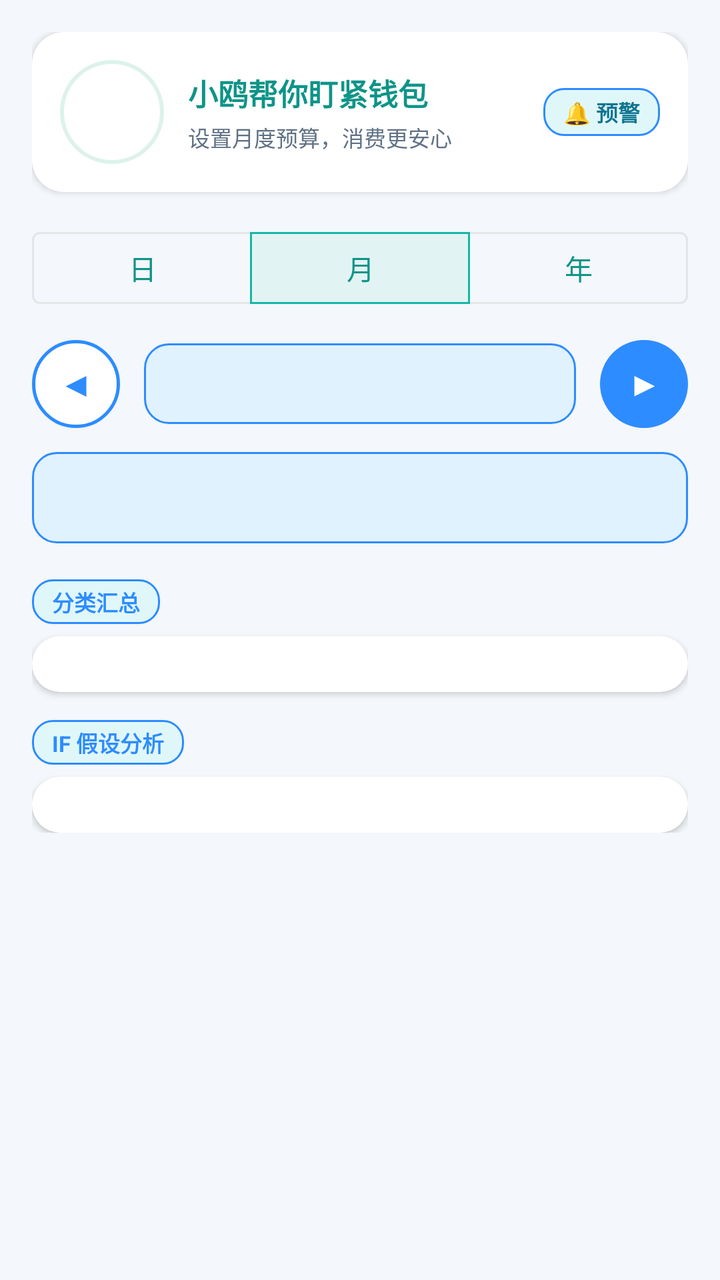
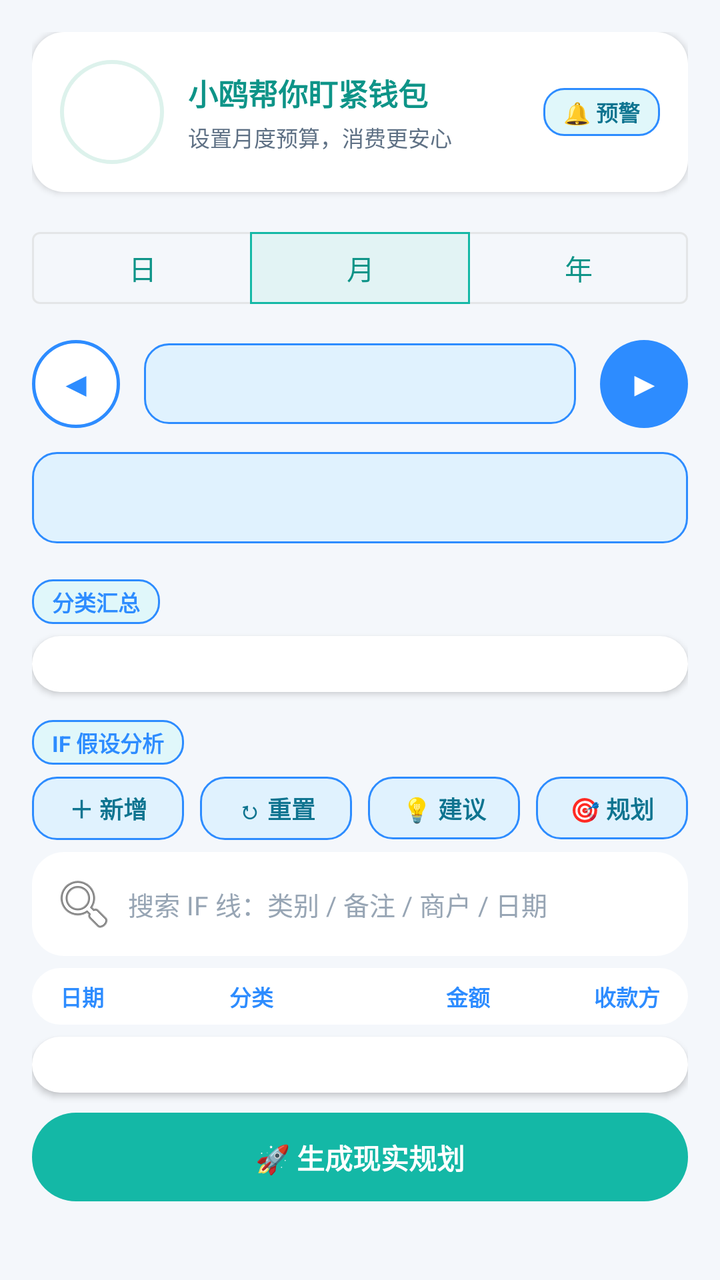

Screens rendered from an Android XML layout before and after an edit, with the pre-edit source and the edit as a unified diff.
<!-- AndroidManifest.xml: application theme Theme.SmartButler -->
<!-- res/layout/fragment_alert.xml -->
<?xml version="1.0" encoding="utf-8"?>
<ScrollView xmlns:android="http://schemas.android.com/apk/res/android"
    xmlns:app="http://schemas.android.com/apk/res-auto"
    android:layout_width="match_parent"
    android:layout_height="match_parent"
    android:background="@color/bg">

    <LinearLayout
        android:layout_width="match_parent"
        android:layout_height="wrap_content"
        android:orientation="vertical"
        android:padding="16dp">

        
        <LinearLayout
            android:layout_width="match_parent"
            android:layout_height="wrap_content"
            android:background="@drawable/bg_card"
            android:elevation="2dp"
            android:gravity="center_vertical"
            android:orientation="horizontal"
            android:padding="14dp">

            <FrameLayout
                android:id="@+id/img_mascot_alert"
                android:layout_width="52dp"
                android:layout_height="52dp"
                android:background="@drawable/bg_mascot_circle"
                android:contentDescription="@string/mascot_name"
                android:padding="3dp" />

            <LinearLayout
                android:layout_width="0dp"
                android:layout_height="wrap_content"
                android:layout_marginStart="12dp"
                android:layout_weight="1"
                android:orientation="vertical">

                <TextView
                    android:id="@+id/tv_mascot_say"
                    android:layout_width="wrap_content"
                    android:layout_height="wrap_content"
                    android:text="小鸥帮你盯紧钱包"
                    android:textColor="@color/primary_dark"
                    android:textSize="15sp"
                    android:textStyle="bold" />

                <TextView
                    android:id="@+id/tv_mascot_say_sub"
                    android:layout_width="wrap_content"
                    android:layout_height="wrap_content"
                    android:layout_marginTop="3dp"
                    android:text="设置月度预算，消费更安心"
                    android:textColor="@color/text_secondary"
                    android:textSize="11sp" />
            </LinearLayout>

            
            <TextView
                android:layout_width="wrap_content"
                android:layout_height="wrap_content"
                android:background="@drawable/bg_factor_chip"
                android:paddingHorizontal="10dp"
                android:paddingVertical="4dp"
                android:text="🔔 预警"
                android:textColor="#0E7490"
                android:textSize="11sp"
                android:textStyle="bold" />
        </LinearLayout>

        
        <com.google.android.material.button.MaterialButtonToggleGroup
            android:id="@+id/toggle_view"
            android:layout_width="match_parent"
            android:layout_height="wrap_content"
            android:layout_marginTop="14dp"
            app:checkedButton="@id/btn_month"
            app:selectionRequired="true"
            app:singleSelection="true">

            <com.google.android.material.button.MaterialButton
                android:id="@+id/btn_day"
                style="?attr/materialButtonOutlinedStyle"
                android:layout_width="0dp"
                android:layout_height="wrap_content"
                android:layout_weight="1"
                android:text="@string/view_day"
                android:textColor="@color/primary_dark" />

            <com.google.android.material.button.MaterialButton
                android:id="@+id/btn_month"
                style="?attr/materialButtonOutlinedStyle"
                android:layout_width="0dp"
                android:layout_height="wrap_content"
                android:layout_weight="1"
                android:text="@string/view_month"
                android:textColor="@color/primary_dark" />

            <com.google.android.material.button.MaterialButton
                android:id="@+id/btn_year"
                style="?attr/materialButtonOutlinedStyle"
                android:layout_width="0dp"
                android:layout_height="wrap_content"
                android:layout_weight="1"
                android:text="@string/view_year"
                android:textColor="@color/primary_dark" />
        </com.google.android.material.button.MaterialButtonToggleGroup>

        
        <LinearLayout
            android:layout_width="match_parent"
            android:layout_height="wrap_content"
            android:layout_marginTop="12dp"
            android:gravity="center_vertical"
            android:orientation="horizontal">

            <TextView
                android:id="@+id/btn_prev"
                android:layout_width="44dp"
                android:layout_height="44dp"
                android:background="@drawable/bg_btn_circle_white"
                android:clickable="true"
                android:focusable="true"
                android:gravity="center"
                android:text="◀"
                android:textColor="#2D8CFF"
                android:textSize="16sp"
                android:textStyle="bold" />

            <TextView
                android:id="@+id/tv_range"
                android:layout_width="0dp"
                android:layout_height="wrap_content"
                android:layout_marginHorizontal="12dp"
                android:layout_weight="1"
                android:background="@drawable/bg_summary_blue"
                android:gravity="center"
                android:paddingVertical="10dp"
                android:textColor="#0E7490"
                android:textSize="15sp"
                android:textStyle="bold" />

            <TextView
                android:id="@+id/btn_next"
                android:layout_width="44dp"
                android:layout_height="44dp"
                android:background="@drawable/bg_btn_circle_blue"
                android:clickable="true"
                android:focusable="true"
                android:gravity="center"
                android:text="▶"
                android:textColor="@color/white"
                android:textSize="16sp"
                android:textStyle="bold" />
        </LinearLayout>

        
        <TextView
            android:id="@+id/tv_summary"
            android:layout_width="match_parent"
            android:layout_height="wrap_content"
            android:layout_marginTop="12dp"
            android:background="@drawable/bg_summary_blue"
            android:lineSpacingExtra="3dp"
            android:padding="14dp"
            android:textColor="#0E7490"
            android:textSize="13sp" />

        
        <TextView
            android:id="@+id/tv_balance_warn"
            android:layout_width="match_parent"
            android:layout_height="wrap_content"
            android:layout_marginTop="10dp"
            android:background="@drawable/bg_warn_outline"
            android:lineSpacingExtra="3dp"
            android:padding="14dp"
            android:textColor="@color/warn_text"
            android:textSize="13sp"
            android:textStyle="bold"
            android:visibility="gone" />

        
        <TextView
            android:layout_width="wrap_content"
            android:layout_height="wrap_content"
            android:layout_marginTop="18dp"
            android:background="@drawable/bg_factor_chip"
            android:paddingHorizontal="10dp"
            android:paddingVertical="3dp"
            android:text="@string/alert_category_title"
            android:textColor="#2D8CFF"
            android:textSize="11sp"
            android:textStyle="bold" />

        <LinearLayout
            android:id="@+id/cat_container"
            android:layout_width="match_parent"
            android:layout_height="wrap_content"
            android:layout_marginTop="6dp"
            android:background="@drawable/bg_card"
            android:elevation="2dp"
            android:orientation="vertical"
            android:padding="14dp" />

        
        <TextView
            android:layout_width="wrap_content"
            android:layout_height="wrap_content"
            android:layout_marginTop="14dp"
            android:background="@drawable/bg_factor_chip"
            android:paddingHorizontal="10dp"
            android:paddingVertical="3dp"
            android:text="@string/alert_if_title"
            android:textColor="#2D8CFF"
            android:textSize="11sp"
            android:textStyle="bold" />

        <LinearLayout
            android:id="@+id/if_container"
            android:layout_width="match_parent"
            android:layout_height="wrap_content"
            android:layout_marginTop="6dp"
            android:background="@drawable/bg_card"
            android:elevation="2dp"
            android:orientation="vertical"
            android:padding="14dp" />
    </LinearLayout>
</ScrollView>
<!-- resources referenced by this layout -->
<resources>
  <color name="bg">#F4F7FB</color>
  <color name="primary_dark">#0E9488</color>
  <color name="text_secondary">#5F7185</color>
  <color name="warn_text">#C2571B</color>
  <color name="white">#FFFFFF</color>
  <!-- drawable bg_btn_circle_blue (drawable) -->
  <?xml version="1.0" encoding="utf-8"?>
  <shape xmlns:android="http://schemas.android.com/apk/res/android"
      android:shape="rectangle">
      <solid android:color="#2D8CFF" />
      <corners android:radius="24dp" />
  </shape>
  <!-- drawable bg_btn_circle_white (drawable) -->
  <?xml version="1.0" encoding="utf-8"?>
  <shape xmlns:android="http://schemas.android.com/apk/res/android"
      android:shape="rectangle">
      <solid android:color="@color/surface" />
      <stroke
          android:width="1.5dp"
          android:color="#2D8CFF" />
      <corners android:radius="24dp" />
  </shape>
  <!-- drawable bg_card (drawable) -->
  <?xml version="1.0" encoding="utf-8"?>
  <shape xmlns:android="http://schemas.android.com/apk/res/android"
      android:shape="rectangle">
      <solid android:color="@color/card_bg" />
      <corners android:radius="16dp" />
  </shape>
  <!-- drawable bg_factor_chip (drawable) -->
  <?xml version="1.0" encoding="utf-8"?>
  <shape xmlns:android="http://schemas.android.com/apk/res/android"
      android:shape="rectangle">
      <solid android:color="#E0F7FA" />
      <stroke
          android:width="1dp"
          android:color="#2D8CFF" />
      <corners android:radius="10dp" />
  </shape>
  <!-- drawable bg_mascot_circle (drawable) -->
  <?xml version="1.0" encoding="utf-8"?>
  <shape xmlns:android="http://schemas.android.com/apk/res/android"
      android:shape="oval">
      <solid android:color="#FFFFFF" />
      <stroke
          android:width="2dp"
          android:color="#DDF2EC" />
  </shape>
  <!-- drawable bg_summary_blue (drawable) -->
  <?xml version="1.0" encoding="utf-8"?>
  <shape xmlns:android="http://schemas.android.com/apk/res/android"
      android:shape="rectangle">
      <solid android:color="#E0F2FE" />
      <stroke
          android:width="1dp"
          android:color="#2D8CFF" />
      <corners android:radius="12dp" />
  </shape>
  <!-- drawable bg_warn_outline (drawable) -->
  <?xml version="1.0" encoding="utf-8"?>
  <shape xmlns:android="http://schemas.android.com/apk/res/android"
      android:shape="rectangle">
      <solid android:color="@color/warn_bg" />
      <stroke
          android:width="1.5dp"
          android:color="#FF9F43" />
      <corners android:radius="12dp" />
  </shape>
  <string name="alert_category_title">分类汇总</string>
  <string name="alert_if_title">IF 假设分析</string>
  <string name="mascot_name">小鸥</string>
  <string name="view_day">日</string>
  <string name="view_month">月</string>
  <string name="view_year">年</string>
  <color name="surface">#FFFFFF</color>
  <color name="card_bg">#FFFFFF</color>
  <color name="warn_bg">#FFF4E5</color>
  <color name="primary">#14B8A6</color>
  <color name="accent">#FF9F43</color>
  <color name="text_primary">#22303F</color>
  <color name="divider">#E9EEF4</color>
  <color name="expense">#EF4444</color>
  <color name="text_hint">#97A5B4</color>
  <color name="background">#F4F7FB</color>
  <color name="brand_gradient_start">#2DD4BF</color>
  <style name="Widget.App.BottomNavigationView" parent="Widget.MaterialComponents.BottomNavigationView">
          <item name="itemIconTint">@color/bottom_nav_item</item>
          <item name="itemTextColor">@color/bottom_nav_item</item>
      </style>
  <!-- unchanged entries left out for length: 1 -->
</resources>

<!-- the commit's change to res/layout/fragment_alert.xml (unified diff, before → after) -->
@@ -216,6 +216,145 @@
             android:textSize="11sp"
             android:textStyle="bold" />
 
+        
+        <LinearLayout
+            android:id="@+id/if_toolbar"
+            android:layout_width="match_parent"
+            android:layout_height="wrap_content"
+            android:layout_marginTop="6dp"
+            android:gravity="center_vertical"
+            android:orientation="horizontal">
+
+            <TextView
+                android:id="@+id/btn_if_add"
+                android:layout_width="0dp"
+                android:layout_height="wrap_content"
+                android:layout_marginEnd="4dp"
+                android:layout_weight="1"
+                android:background="@drawable/bg_summary_blue"
+                android:gravity="center"
+                android:paddingVertical="7dp"
+                android:text="＋ 新增"
+                android:textColor="#0E7490"
+                android:textSize="12sp"
+                android:textStyle="bold" />
+
+            <TextView
+                android:id="@+id/btn_if_reset"
+                android:layout_width="0dp"
+                android:layout_height="wrap_content"
+                android:layout_marginHorizontal="4dp"
+                android:layout_weight="1"
+                android:background="@drawable/bg_summary_blue"
+                android:gravity="center"
+                android:paddingVertical="7dp"
+                android:text="↻ 重置"
+                android:textColor="#0E7490"
+                android:textSize="12sp"
+                android:textStyle="bold" />
+
+            <TextView
+                android:id="@+id/btn_if_advice"
+                android:layout_width="0dp"
+                android:layout_height="wrap_content"
+                android:layout_marginHorizontal="4dp"
+                android:layout_weight="1"
+                android:background="@drawable/bg_summary_blue"
+                android:gravity="center"
+                android:paddingVertical="7dp"
+                android:text="💡 建议"
+                android:textColor="#0E7490"
+                android:textSize="12sp"
+                android:textStyle="bold" />
+
+            <TextView
+                android:id="@+id/btn_if_plan"
+                android:layout_width="0dp"
+                android:layout_height="wrap_content"
+                android:layout_marginStart="4dp"
+                android:layout_weight="1"
+                android:background="@drawable/bg_summary_blue"
+                android:gravity="center"
+                android:paddingVertical="7dp"
+                android:text="🎯 规划"
+                android:textColor="#0E7490"
+                android:textSize="12sp"
+                android:textStyle="bold" />
+        </LinearLayout>
+
+        
+        <EditText
+            android:id="@+id/et_if_search"
+            android:layout_width="match_parent"
+            android:layout_height="wrap_content"
+            android:layout_marginTop="6dp"
+            android:background="@drawable/bg_card"
+            android:drawableStart="@android:drawable/ic_menu_search"
+            android:drawablePadding="6dp"
+            android:hint="搜索 IF 线：类别 / 备注 / 商户 / 日期"
+            android:inputType="text"
+            android:maxLines="1"
+            android:padding="10dp"
+            android:textColor="@color/text_primary"
+            android:textSize="13sp" />
+
+        
+        <LinearLayout
+            android:id="@+id/if_header"
+            android:layout_width="match_parent"
+            android:layout_height="wrap_content"
+            android:layout_marginTop="6dp"
+            android:background="@drawable/bg_card"
+            android:gravity="center_vertical"
+            android:orientation="horizontal"
+            android:paddingHorizontal="14dp"
+            android:paddingVertical="6dp">
+
+            <TextView
+                android:id="@+id/if_hdr_date"
+                android:layout_width="0dp"
+                android:layout_height="wrap_content"
+                android:layout_weight="1.3"
+                android:gravity="start"
+                android:text="日期"
+                android:textColor="#2D8CFF"
+                android:textSize="11sp"
+                android:textStyle="bold" />
+
+            <TextView
+                android:id="@+id/if_hdr_cat"
+                android:layout_width="0dp"
+                android:layout_height="wrap_content"
+                android:layout_weight="1"
+                android:gravity="start"
+                android:text="分类"
+                android:textColor="#2D8CFF"
+                android:textSize="11sp"
+                android:textStyle="bold" />
+
+            <TextView
+                android:id="@+id/if_hdr_amt"
+                android:layout_width="0dp"
+                android:layout_height="wrap_content"
+                android:layout_weight="1"
+                android:gravity="end"
+                android:text="金额"
+                android:textColor="#2D8CFF"
+                android:textSize="11sp"
+                android:textStyle="bold" />
+
+            <TextView
+                android:id="@+id/if_hdr_payee"
+                android:layout_width="0dp"
+                android:layout_height="wrap_content"
+                android:layout_weight="1.3"
+                android:gravity="end"
+                android:text="收款方"
+                android:textColor="#2D8CFF"
+                android:textSize="11sp"
+                android:textStyle="bold" />
+        </LinearLayout>
+
         <LinearLayout
             android:id="@+id/if_container"
             android:layout_width="match_parent"
@@ -225,5 +364,32 @@
             android:elevation="2dp"
             android:orientation="vertical"
             android:padding="14dp" />
+
+        
+        <LinearLayout
+            android:id="@+id/if_diff_container"
+            android:layout_width="match_parent"
+            android:layout_height="wrap_content"
+            android:layout_marginTop="10dp"
+            android:background="@drawable/bg_summary_blue"
+            android:orientation="vertical"
+            android:padding="14dp"
+            android:visibility="gone" />
+
+        
+        <TextView
+            android:id="@+id/btn_if_plan_real"
+            android:layout_width="match_parent"
+            android:layout_height="wrap_content"
+            android:layout_marginTop="10dp"
+            android:background="@drawable/bg_button_primary"
+            android:clickable="true"
+            android:focusable="true"
+            android:gravity="center"
+            android:paddingVertical="12dp"
+            android:text="🚀 生成现实规划"
+            android:textColor="@color/white"
+            android:textSize="14sp"
+            android:textStyle="bold" />
     </LinearLayout>
 </ScrollView>
<!-- resource entries referenced after the edit -->
@@ -21,6 +21,13 @@
           android:width="1.5dp"
           android:color="#2D8CFF" />
       <corners android:radius="24dp" />
+  </shape>
+  <!-- drawable bg_button_primary (drawable) -->
+  <?xml version="1.0" encoding="utf-8"?>
+  <shape xmlns:android="http://schemas.android.com/apk/res/android"
+      android:shape="rectangle">
+      <solid android:color="@color/primary" />
+      <corners android:radius="22dp" />
   </shape>
   <!-- drawable bg_card (drawable) -->
   <?xml version="1.0" encoding="utf-8"?>
